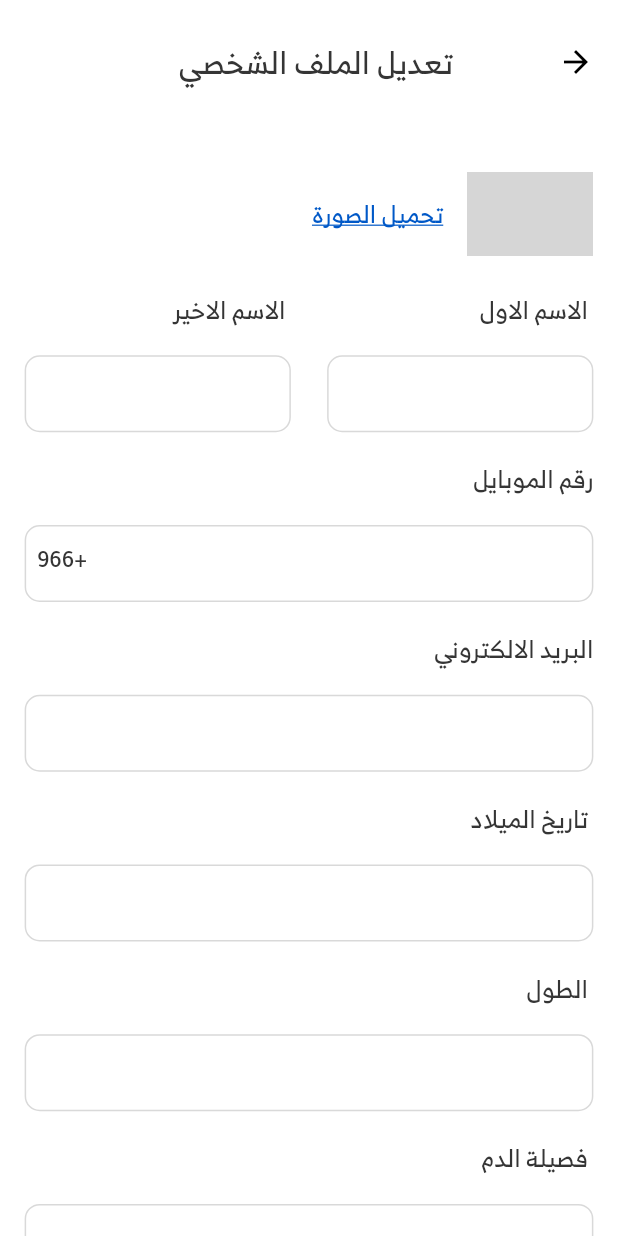
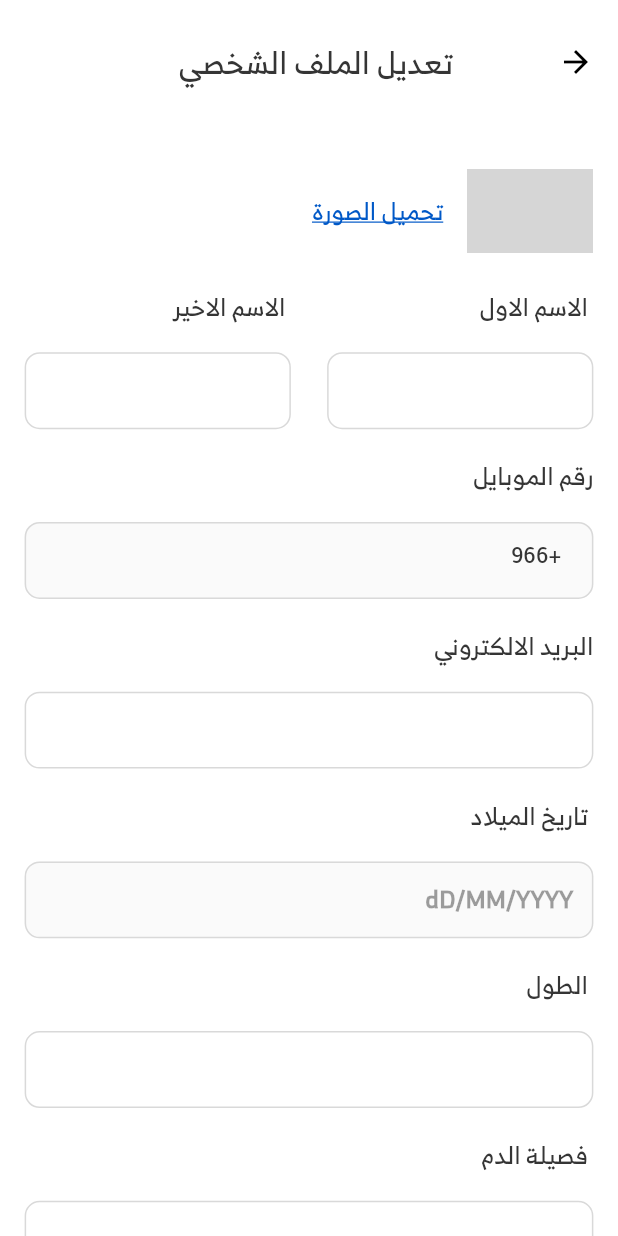
Before and after one commit to HodaTabasi/Naz_gem, a Flutter app: the EditProfileScreen screen opened directly, on a phone screen of 412 x 824 dp. Run offline on Flutter 3.47's test engine with Material 2 defaults, Android fonts, the phone set to English and light mode, and no system bars; our stand-ins replace carousel_slider, flutter_screenutil, flutter_svg, get, qr_flutter, youtube_player_flutter; network calls fail; project files that could hold a hidden picture were left out; grey boxes are pictures that could not be loaded.

Commit message:
ترتيب الاكواد في الويدجيت

```diff
--- a/lib/core/widgets/app_button.dart
+++ b/lib/core/widgets/app_button.dart
@@ -1,8 +1,5 @@
 import 'package:flutter/material.dart';
 import 'package:flutter_screenutil/flutter_screenutil.dart';
-
-
-
 
 class BtnApp extends StatelessWidget {
   late String title;
--- /dev/null
+++ b/lib/core/widgets/app_date_text_field.dart
@@ -0,0 +1,87 @@
+import 'package:flutter/material.dart';
+import 'package:flutter_screenutil/flutter_screenutil.dart';
+
+import '../constants/app_colors.dart';
+
+class AppDateTextField extends StatelessWidget {
+  AppDateTextField({
+    Key? key,
+    required TextEditingController textController,
+    required String hint,
+    IconData? prefixIcon,
+    String  text = '',
+    TextInputType textInputType = TextInputType.text,
+    bool obscureText = false,
+    bool hasSufix = false,
+    bool isEnabled = true,
+    TextDirection direction = TextDirection.rtl,
+    TextInputAction textInputAction = TextInputAction.next,
+    required VoidCallback onSubmitted,
+  })  : _textController = textController,
+        _hint = hint,
+        _textInputType = textInputType,
+        _obscureText = obscureText,
+        _textInputAction = textInputAction,
+        _onSubmitted = onSubmitted,
+        _text = text,
+        _isEnabled =isEnabled ,
+         _hasSufix = hasSufix,
+        _direction = direction,
+        super(key: key);
+
+  final TextEditingController _textController;
+  final String _hint;
+  String _text;
+  TextDirection _direction;
+  final TextInputType _textInputType;
+  final bool _obscureText;
+  final bool _hasSufix;
+  final bool _isEnabled;
+  final TextInputAction _textInputAction;
+  final VoidCallback _onSubmitted;
+
+  @override
+  Widget build(BuildContext context) {
+    return InkWell(
+      onTap: _onSubmitted,
+      child: TextFormField(
+        controller: _textController,
+        keyboardType: _textInputType,
+        textInputAction: _textInputAction,
+        autovalidateMode:AutovalidateMode.onUserInteraction ,
+        // onSubmitted: _onSubmitted,
+        obscureText: _obscureText,
+        textDirection: TextDirection.rtl,
+        style: TextStyle(
+          fontWeight: FontWeight.w600,
+          color: blackTextColor
+        ),
+        // validator: _onSubmitted,
+        decoration: InputDecoration(
+          hintText: _hint,
+          enabled: _isEnabled,
+          hintStyle: const TextStyle(),
+          contentPadding:  EdgeInsets.symmetric(vertical: 13.0.r, horizontal: 13.0.r),
+          fillColor: _isEnabled?null:grayBackground,
+          filled: !_isEnabled,
+          enabledBorder: buildOutlineInputBorder(color:boarderColor),
+          focusedBorder: buildOutlineInputBorder(color: btnColor),
+          disabledBorder: buildOutlineInputBorder(color:boarderColor),
+          errorBorder: buildOutlineInputBorder(color:redColor),
+          focusedErrorBorder: buildOutlineInputBorder(color:redColor),
+        ),
+      ),
+    );
+  }
+
+  OutlineInputBorder buildOutlineInputBorder({required Color color}) {
+    return OutlineInputBorder(
+      borderRadius: BorderRadius.circular(10),
+      borderSide: BorderSide(
+        width: 1,
+        color: color,
+      ),
+
+    );
+  }
+}
--- a/lib/core/widgets/app_text_field.dart
+++ b/lib/core/widgets/app_text_field.dart
@@ -13,51 +13,53 @@ class AppTextField extends StatelessWidget {
     TextInputType textInputType = TextInputType.text,
     bool obscureText = false,
     bool hasSufix = false,
+    bool isEnabled = true,
     TextDirection direction = TextDirection.rtl,
     TextInputAction textInputAction = TextInputAction.next,
-    Function(String value)? onSubmitted,
+    String? Function(String? value)? onSubmitted,
   })  : _textController = textController,
         _hint = hint,
-        _prefixIcon = prefixIcon,
         _textInputType = textInputType,
         _obscureText = obscureText,
         _textInputAction = textInputAction,
         _onSubmitted = onSubmitted,
         _text = text,
+        _isEnabled = isEnabled,
   _hasSufix = hasSufix,
         _direction = direction,
         super(key: key);
 
   final TextEditingController _textController;
   final String _hint;
-  IconData? _prefixIcon;
   String _text;
   TextDirection _direction;
   final TextInputType _textInputType;
   final bool _obscureText;
   final bool _hasSufix;
+  final bool _isEnabled;
   final TextInputAction _textInputAction;
-  final void Function(String value)? _onSubmitted;
+  final String? Function(String? value)? _onSubmitted;
 
   @override
   Widget build(BuildContext context) {
-    return TextField(
+    return TextFormField(
       controller: _textController,
       keyboardType: _textInputType,
       textInputAction: _textInputAction,
-      onSubmitted: _onSubmitted,
+      autovalidateMode:AutovalidateMode.onUserInteraction ,
+      // onSubmitted: _onSubmitted,
       obscureText: _obscureText,
       textDirection: _direction,
       style: TextStyle(
         fontWeight: FontWeight.w600,
         color: blackTextColor
       ),
+      validator: _onSubmitted,
       decoration: InputDecoration(
         hintText: _hint,
-        hintStyle: TextStyle(),
-        // prefixIcon: Icon(_prefixIcon),
-        // prefixText: _text,
-        suffixIcon: _hasSufix ?SizedBox(
+        hintStyle: const TextStyle(),
+        contentPadding:  EdgeInsets.symmetric(vertical: 13.0.r, horizontal: 13.0.r),
+        prefixIcon: _hasSufix ?SizedBox(
           width: 60.w,
           child: Align(
             alignment: AlignmentDirectional.centerEnd,
@@ -69,11 +71,14 @@ class AppTextField extends StatelessWidget {
             ),
           ),
         ):null,
-        // prefixStyle: TextStyle(
-        //   fontSize: 14.sp,color: blackTextColor
-        // ),
+        fillColor: grayBackground,
+        filled: !_isEnabled,
+        enabled: _isEnabled,
         enabledBorder: buildOutlineInputBorder(color:boarderColor),
         focusedBorder: buildOutlineInputBorder(color: btnColor),
+        disabledBorder: buildOutlineInputBorder(color: boarderColor),
+        errorBorder: buildOutlineInputBorder(color:redColor),
+        focusedErrorBorder: buildOutlineInputBorder(color:redColor),
       ),
     );
   }
--- a/lib/core/widgets/app_toggle.dart
+++ b/lib/core/widgets/app_toggle.dart
@@ -16,7 +16,7 @@ class AppToggle extends StatelessWidget {
         return Padding(
           padding: EdgeInsets.symmetric(horizontal: 16.0.r, vertical: 8.r),
           child: Container(
-              height: 53.h,
+              height: 48.h,
               decoration: BoxDecoration(
                   border: Border.all(color: boarderColor, width: 1),
                   borderRadius: BorderRadius.circular(10)),
--- /dev/null
+++ b/lib/features/auth/ui/get/auth_getx_controller.dart
@@ -0,0 +1,19 @@
+import 'package:get/get.dart';
+
+class AuthGetxController extends GetxController {
+  RxString mobile = RxString('');
+  RxString mobileErrorText = RxString('');
+
+  static AuthGetxController get to =>
+      Get.find<AuthGetxController>();
+
+  String? mobileValidation(String? value) {
+    if(!GetUtils.isPhoneNumber(value!)){
+      return 'enter valid Phone number';
+    } else {
+      return null;
+    }
+  }
+
+
+}
--- a/lib/features/bill/ui/widget/myBillWidgets/ButtonWidget.dart
+++ b/lib/features/bill/ui/widget/myBillWidgets/ButtonWidget.dart
@@ -23,10 +23,13 @@ class ButtonWidget extends StatelessWidget {
       style: ElevatedButton.styleFrom(
           elevation: 0,
           fixedSize: size,
+          disabledBackgroundColor: color,
           backgroundColor: color,
+          shadowColor: Colors.transparent,
+          foregroundColor: color,
           shape: RoundedRectangleBorder(
               borderRadius: BorderRadius.circular(8.r))),
-      onPressed: onPress,
+      onPressed: null,
       child: getText(text,
           color: blackTextColor, size: 12.sp, family: 'br'),
     );
--- a/lib/features/bill/ui/widget/myBillWidgets/sub_item_widget2.dart
+++ b/lib/features/bill/ui/widget/myBillWidgets/sub_item_widget2.dart
@@ -31,7 +31,7 @@ class ItemTwoWidget extends StatelessWidget {
         Visibility(
           visible: index != 0,
           child: ButtonWidget(
-            size: Size(65.w, 20.h),
+            size: Size(75.w, 20.h),
             text: 'expire'.tr,
             color: boarderColor,
             onPress: () {},
--- a/lib/features/profile/ui/pages/edit_profile.dart
+++ b/lib/features/profile/ui/pages/edit_profile.dart
@@ -4,6 +4,7 @@ import 'package:get/get.dart';
 
 import '../../../../core/constants/app_colors.dart';
 import '../../../../core/widgets/app_button.dart';
+import '../../../../core/widgets/app_date_text_field.dart';
 import '../../../../core/widgets/app_text_field.dart';
 import '../../../../core/widgets/app_widget.dart';
 import '../widgets/profile_functions.dart';
@@ -22,6 +23,7 @@ class _EditProfileScreenState extends State<EditProfileScreen> {
   late TextEditingController _hgtController;
   late TextEditingController _bdController;
   late TextEditingController _bloodController;
+  DateTime currentDate = DateTime.now();
   bool appearOtp = false;
   @override
   void initState() {
@@ -35,6 +37,42 @@ class _EditProfileScreenState extends State<EditProfileScreen> {
     super.initState();
   }
 
+  Future<void> _selectDate(BuildContext context) async {
+    final DateTime? pickedDate = await showDatePicker(
+        context: context,
+        initialDate: currentDate,
+        cancelText: 'الغاء الامر',
+        confirmText: 'حسنا',
+        textDirection: TextDirection.rtl,
+        helpText: 'حدد التاريخ',
+        firstDate: DateTime(1900),
+        lastDate: DateTime(2050),
+      builder: (context, child) {
+        return Theme(
+          data: Theme.of(context).copyWith(
+            colorScheme: ColorScheme.light(
+              primary: btnColor, // <-- SEE HERE
+              onPrimary: Colors.white, // <-- SEE HERE
+              onSurface: blackTextColor, // <-- SEE HERE
+            ),
+            textButtonTheme: TextButtonThemeData(
+              style: TextButton.styleFrom(
+                primary: btnColor, // button text color
+              ),
+            ),
+          ),
+          child: child!,
+        );
+      },
+    );
+    if (pickedDate != null && pickedDate != currentDate)
+      setState(() {
+        currentDate = pickedDate;
+        _bdController.text = '${currentDate.day} /${currentDate.month} / ${currentDate.year}';
+      });
+  }
+
+
   @override
   Widget build(BuildContext context) {
     return Scaffold(
@@ -44,7 +82,6 @@ class _EditProfileScreenState extends State<EditProfileScreen> {
         // textColor: blackTextColor,
         height: 80.h,
         isBack: true,
-
       ),
       body:  SingleChildScrollView(
         padding: EdgeInsets.all(16.r),
@@ -53,9 +90,8 @@ class _EditProfileScreenState extends State<EditProfileScreen> {
           mainAxisAlignment: MainAxisAlignment.start,
           crossAxisAlignment: CrossAxisAlignment.start,
           children: [
-            getSpace(h: 16.0.r),
+            getSpace(h: 14.0.r),
             buildEditImageListTile(),
-
             getSpace(h: 20.0.r),
             Row(
               children: [
@@ -116,6 +152,7 @@ class _EditProfileScreenState extends State<EditProfileScreen> {
                 hint: '',
                 text: '+966',
                 hasSufix: true,
+                isEnabled: false,
                 textInputType: TextInputType.number,
               ),
             ),
@@ -143,11 +180,15 @@ class _EditProfileScreenState extends State<EditProfileScreen> {
             getSpace(h: 16.0.r),
             SizedBox(
               height: 50.h,
-              child: AppTextField(
+              child: AppDateTextField(
                 textController: _bdController,
-                hint: '',
+                hint: 'dD/MM/YYYY',
                 hasSufix: true,
+                isEnabled: false,
                 direction: TextDirection.ltr,
+                onSubmitted: () {
+                  _selectDate(context);
+                },
               ),
             ),
             getSpace(h: 16.0.r),
--- a/lib/features/splash_screen.dart
+++ b/lib/features/splash_screen.dart
@@ -27,7 +27,7 @@ class _SplashScreenState extends State<SplashScreen> {
         child:      Stack(
           children: [
             AnimatedPositioned(
-              onEnd: () => Get.to(()=>OnBoardingScreen(),transition: Transition.downToUp,
+              onEnd: () => Get.offAll(()=>OnBoardingScreen(),transition: Transition.downToUp,
                   duration: const Duration(milliseconds: 500)),
                 height: play?MediaQuery.of(context).size.height/1.5.h : 0,
                 left: 0,
--- a/lib/main.dart
+++ b/lib/main.dart
@@ -11,6 +11,7 @@ import 'package:naz_gem/features/splash_screen.dart';
 import 'package:naz_gem/features/subscrbtions/ui/get/subscrbtions_getx_controller.dart';
 
 import 'core/translations/app_translations.dart';
+import 'features/auth/ui/get/auth_getx_controller.dart';
 import 'features/bill/ui/pages/my_billes.dart';
 import 'features/static/on_boarding.dart';
 import 'features/subscrbtions/ui/pages/subscrbtion_screen.dart';
@@ -27,6 +28,7 @@ class MyApp extends StatelessWidget {
   @override
   Widget build(BuildContext context) {
     Get.put(SubscrbtionGetxController());
+    Get.put(AuthGetxController());
     return ScreenUtilInit(
       designSize: const Size(392, 803),
       minTextAdapt: true,
```
Also changed, not shown: lib/features/auth/ui/pages/login.dart (+8 -1 lines), lib/features/auth/ui/pages/new_user.dart (+9 -3 lines), lib/features/contact_us/ui/widgets/ContactInfoItemWidget.dart (+7 -7 lines), lib/features/home/ui/widgets/pakage_item_widget.dart (+6 -6 lines), lib/features/profile/ui/widgets/profile_functions.dart (+5 -5 lines), lib/features/static/onboard_widget.dart (+7 -4 lines).
